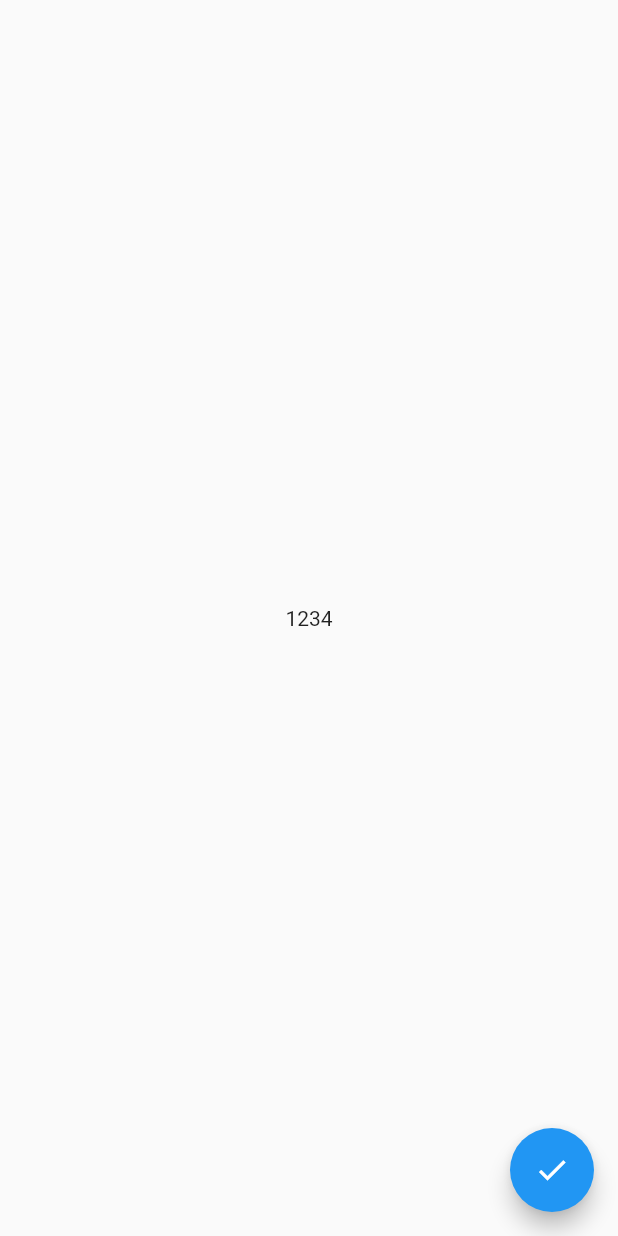
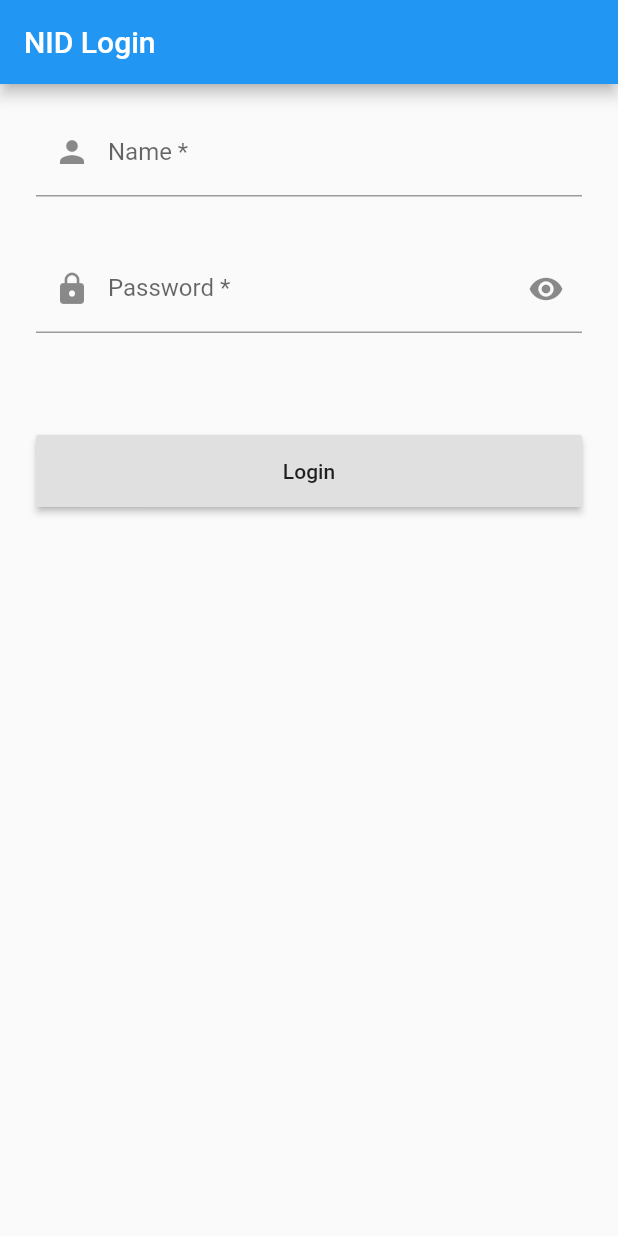
Before and after one commit to cookieopjax/fcu_table, a Flutter app: the screen it shows after launch, on a phone screen of 412 x 824 dp. Run offline on Flutter 3.47's test engine with Material 2 defaults, Android fonts, the phone set to English and light mode, and no system bars.

Commit message:
#4 test login info

```diff
--- /dev/null
+++ b/lib/loginPage.dart
@@ -0,0 +1,52 @@
+import 'package:flutter/material.dart';
+import 'main.dart';
+class LoginPage extends StatelessWidget {
+  @override
+  Widget build(BuildContext context) {
+    return Scaffold(
+      appBar: AppBar(
+        title: Text("NID Login"),
+      ),
+      body: SingleChildScrollView(
+        child: Column(
+          children: <Widget>[
+            Container(
+              padding: EdgeInsets.symmetric(horizontal: 24.0, vertical: 16.0),
+              child: TextField(
+                decoration: const InputDecoration(
+                  prefixIcon: Icon(Icons.person),
+                  labelText: "Name *",
+                  hintText: "Your NID account username",
+                ),
+              ),
+            ),
+            Container(
+              padding: EdgeInsets.symmetric(horizontal: 24.0, vertical: 16.0),
+              child: TextField(
+                decoration: const InputDecoration(
+                  prefixIcon: Icon(Icons.lock),
+                  suffixIcon: Icon(Icons.remove_red_eye),
+                  labelText: "Password *",
+                  hintText: "Your NID account password or ...",
+                ),
+              ),
+            ),
+            SizedBox(
+              height: 52.0,
+            ),
+            SizedBox(
+              width: MediaQuery.of(context).size.width - 48.0,
+              height: 48.0,
+              child: RaisedButton(
+                child: Text("Login"),
+                onPressed: () {
+
+                },
+              ),
+            ),
+          ],
+        ),
+      ),
+    );
+  }
+}
--- a/lib/main.dart
+++ b/lib/main.dart
@@ -2,14 +2,18 @@ import 'package:flutter/material.dart';
 import 'package:http/http.dart';
 import 'dart:convert';
 import 'dart:io';
+import 'loginPage.dart';
 
 void main() => runApp(MyApp());
+
+String account;
+String password;
 
 class MyApp extends StatelessWidget {
   @override
   Widget build(BuildContext context) {
     return MaterialApp(
-      home: HomePage(),
+      home: LoginPage(),
     );
   }
 }
```
